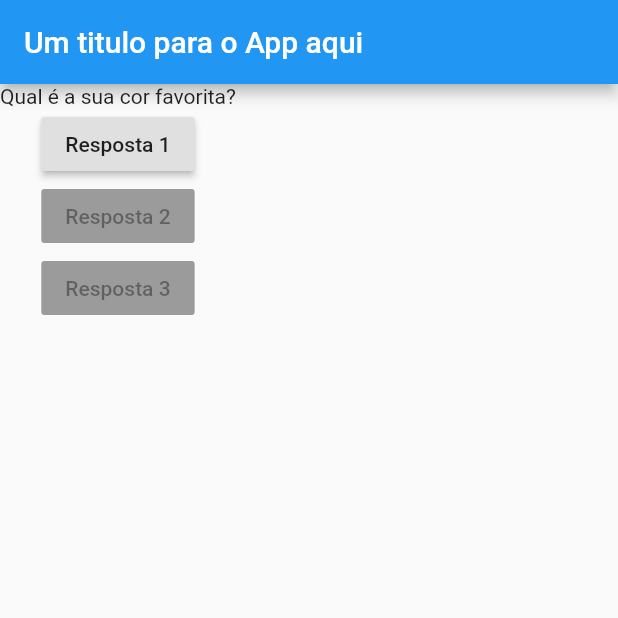
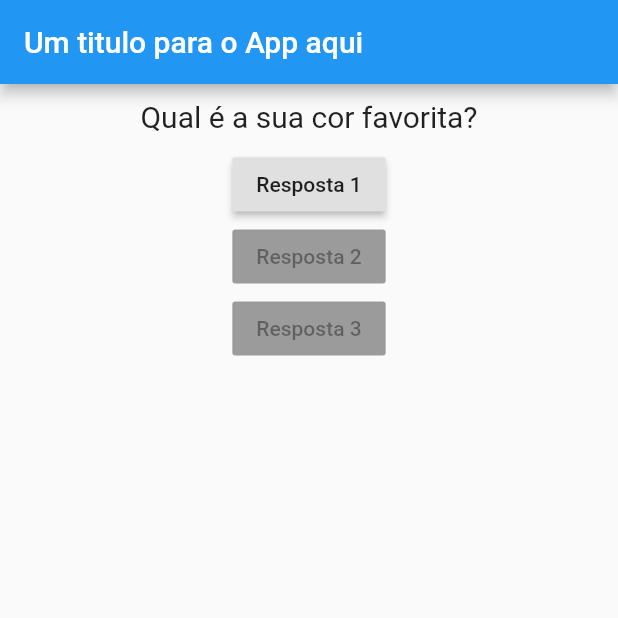
Before and after one commit to arturguitelar/flutter-crash-course-for-beginners-2020-academind, a Flutter app: the screen it shows after launch, on a phone screen of 412 x 824 dp, the top half of it. Run offline on Flutter 3.47's test engine with Material 2 defaults, Android fonts, the phone set to English and light mode, and no system bars.

Commit message:
⚙️refactor: Estilos de Question
Adiciona estilos de formatação para o widget de questão.

```diff
--- a/lib/question.dart
+++ b/lib/question.dart
@@ -5,6 +5,14 @@ class Question extends StatelessWidget {
   Question(this.question);
   @override
   Widget build(BuildContext context) {
-    return Text(question);
+    return Container(
+      width: double.infinity,
+      margin: EdgeInsets.all(10),
+      child: Text(
+        question,
+        style: TextStyle(fontSize: 20),
+        textAlign: TextAlign.center,
+      ),
+    );
   }
 }
```
